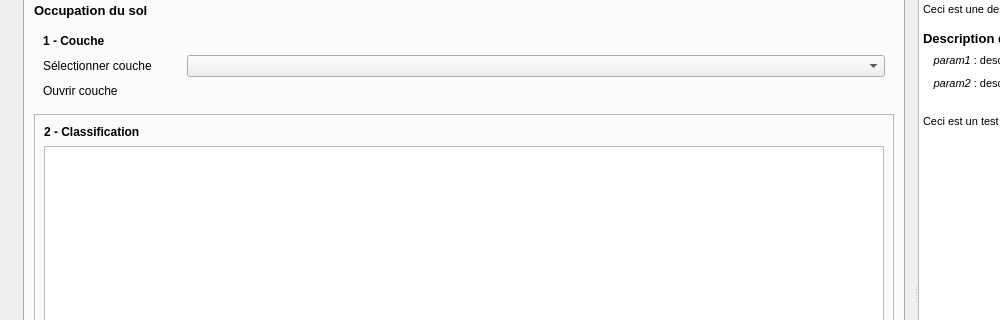
Qt form Meff_dialog_base.ui (MathieuChailloux/FragScape) before a commit; both pictures show x 0 to 1000 and y 81 to 401 of the 1138 by 824 pixel window.
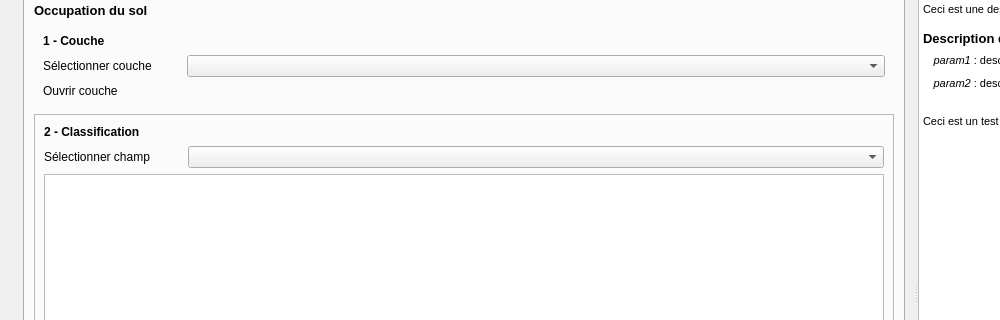
The same form after that commit. The open tabs and pages were chosen to show the change. Icons and pictures are not drawn. Custom widgets are drawn as their Qt base class.

Commit message: Starting to work on landuse tab (checkbox in TableView to explore)

```diff
--- a/Meff_dialog_base.ui
+++ b/Meff_dialog_base.ui
@@ -562,8 +562,8 @@
                  <property name="frameShadow">
                   <enum>QFrame::Raised</enum>
                  </property>
-                 <layout class="QVBoxLayout" name="verticalLayout">
-                  <item>
+                 <layout class="QGridLayout" name="gridLayout_7">
+                  <item row="0" column="0" colspan="2">
                    <widget class="QLabel" name="selectionLayerLabel_9">
                     <property name="sizePolicy">
                      <sizepolicy hsizetype="Fixed" vsizetype="Fixed">
@@ -588,7 +588,30 @@
                     </property>
                    </widget>
                   </item>
-                  <item>
+                  <item row="1" column="0">
+                   <widget class="QLabel" name="label_5">
+                    <property name="minimumSize">
+                     <size>
+                      <width>138</width>
+                      <height>0</height>
+                     </size>
+                    </property>
+                    <property name="text">
+                     <string>Sélectionner champ</string>
+                    </property>
+                   </widget>
+                  </item>
+                  <item row="1" column="1">
+                   <widget class="QgsFieldComboBox" name="landuseFieldCombo">
+                    <property name="sizePolicy">
+                     <sizepolicy hsizetype="Expanding" vsizetype="Fixed">
+                      <horstretch>0</horstretch>
+                      <verstretch>0</verstretch>
+                     </sizepolicy>
+                    </property>
+                   </widget>
+                  </item>
+                  <item row="2" column="0" colspan="2">
                    <widget class="QTableView" name="landuseView">
                     <property name="minimumSize">
                      <size>
@@ -607,7 +630,7 @@
                     </property>
                    </widget>
                   </item>
-                  <item>
+                  <item row="3" column="0" colspan="2">
                    <widget class="QFrame" name="frame_11">
                     <property name="sizePolicy">
                      <sizepolicy hsizetype="Expanding" vsizetype="Fixed">
@@ -1476,6 +1499,11 @@
   </layout>
  </widget>
  <customwidgets>
+  <customwidget>
+   <class>QgsFieldComboBox</class>
+   <extends>QComboBox</extends>
+   <header>qgsfieldcombobox.h</header>
+  </customwidget>
   <customwidget>
    <class>QgsFieldExpressionWidget</class>
    <extends>QWidget</extends>
```
Left out of the diff: 4 changed lines with no effect on the pictures. The commit also changes 2 other files.
